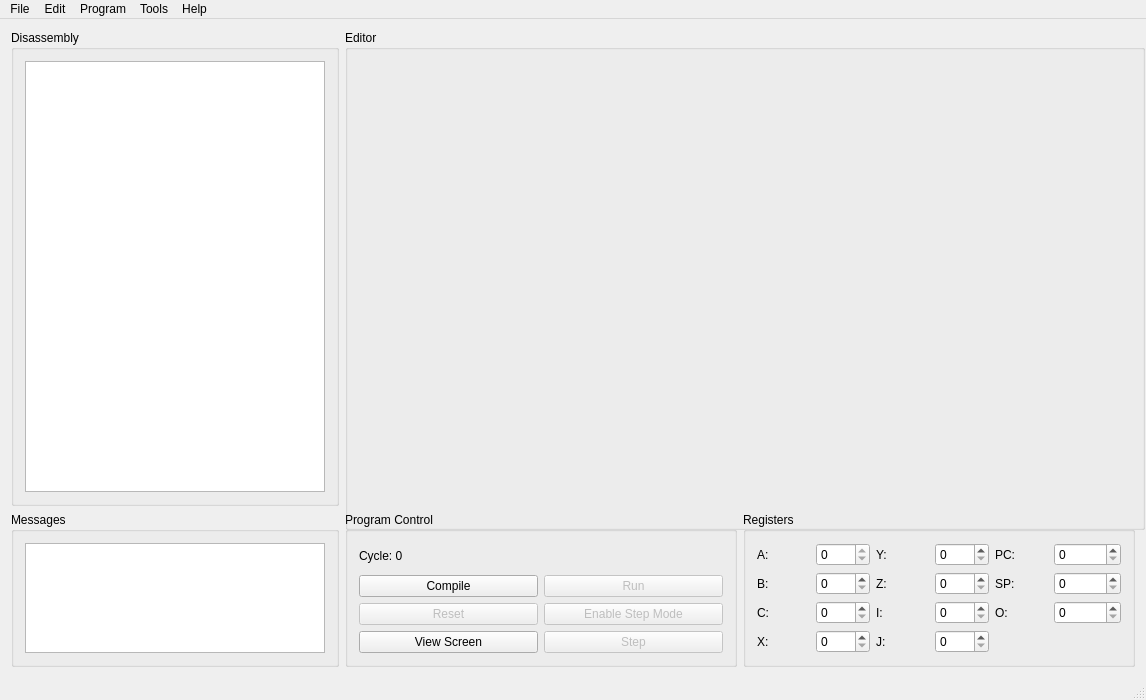
Qt form dcpudeveloper.ui (jamie124/DCPU-Developer) before a commit.
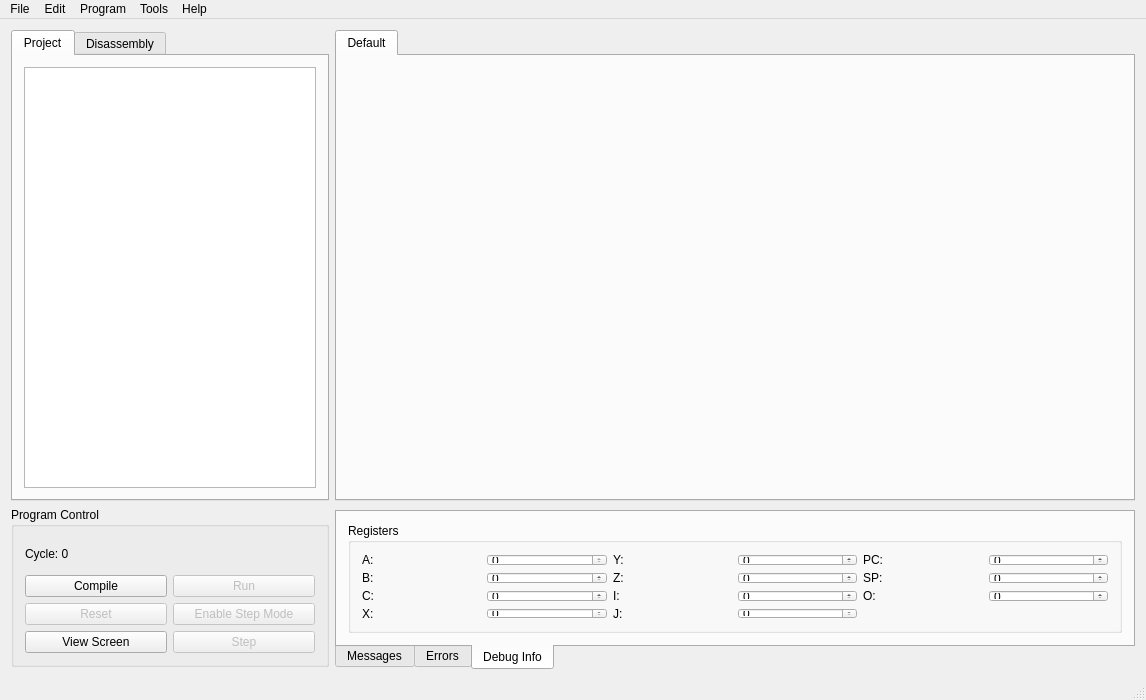
The same form after that commit.

The edit to the form file:
```diff
--- a/dcpudeveloper.ui
+++ b/dcpudeveloper.ui
@@ -32,28 +32,60 @@
      <height>659</height>
     </size>
    </property>
-   <layout class="QGridLayout" name="gridLayout_6">
-    <item row="0" column="0">
      <layout class="QGridLayout" name="gridLayout">
-      <item row="1" column="0">
-       <widget class="QGroupBox" name="messages_gb">
+    <item row="0" column="0">
+     <widget class="QTabWidget" name="project_tabwidget">
         <property name="minimumSize">
          <size>
-          <width>0</width>
-          <height>50</height>
-         </size>
-        </property>
-        <property name="title">
-         <string>Messages</string>
-        </property>
-        <layout class="QGridLayout" name="gridLayout_5">
+        <width>300</width>
+        <height>0</height>
+       </size>
+      </property>
+      <property name="tabPosition">
+       <enum>QTabWidget::North</enum>
+      </property>
+      <property name="currentIndex">
+       <number>0</number>
+      </property>
+      <widget class="QWidget" name="project_tab">
+       <attribute name="title">
+        <string>Project</string>
+       </attribute>
+       <layout class="QGridLayout" name="gridLayout_9">
          <item row="0" column="0">
-          <widget class="QTextEdit" name="messages"/>
-         </item>
-        </layout>
-       </widget>
-      </item>
-      <item row="1" column="1">
+         <widget class="QTreeView" name="treeView">
+          <property name="sizePolicy">
+           <sizepolicy hsizetype="Expanding" vsizetype="Expanding">
+            <horstretch>0</horstretch>
+            <verstretch>0</verstretch>
+           </sizepolicy>
+          </property>
+         </widget>
+        </item>
+       </layout>
+       <zorder>treeView</zorder>
+       <zorder>editors_tabwidget</zorder>
+      </widget>
+      <widget class="QWidget" name="disassembly_tab">
+       <attribute name="title">
+        <string>Disassembly</string>
+       </attribute>
+      </widget>
+     </widget>
+    </item>
+    <item row="0" column="1">
+     <widget class="QTabWidget" name="editors_tabwidget">
+      <property name="currentIndex">
+       <number>0</number>
+      </property>
+      <widget class="QWidget" name="default_editor_tab">
+       <attribute name="title">
+        <string>Default</string>
+       </attribute>
+      </widget>
+     </widget>
+    </item>
+    <item row="1" column="0">
        <widget class="QGroupBox" name="program_control_gb">
         <property name="title">
          <string>Program Control</string>
@@ -127,7 +159,60 @@
         </layout>
        </widget>
       </item>
-      <item row="1" column="2">
+    <item row="1" column="1">
+     <widget class="QTabWidget" name="build_debug_tabwidget">
+      <property name="sizePolicy">
+       <sizepolicy hsizetype="Maximum" vsizetype="Expanding">
+        <horstretch>0</horstretch>
+        <verstretch>0</verstretch>
+       </sizepolicy>
+      </property>
+      <property name="minimumSize">
+       <size>
+        <width>800</width>
+        <height>160</height>
+       </size>
+      </property>
+      <property name="maximumSize">
+       <size>
+        <width>16777215</width>
+        <height>153</height>
+       </size>
+      </property>
+      <property name="tabPosition">
+       <enum>QTabWidget::South</enum>
+      </property>
+      <property name="currentIndex">
+       <number>2</number>
+      </property>
+      <widget class="QWidget" name="messages_tab">
+       <attribute name="title">
+        <string>Messages</string>
+       </attribute>
+       <layout class="QGridLayout" name="gridLayout_5">
+        <item row="0" column="0">
+         <widget class="QTextEdit" name="messages"/>
+        </item>
+       </layout>
+      </widget>
+      <widget class="QWidget" name="errors_tab">
+       <attribute name="title">
+        <string>Errors</string>
+       </attribute>
+       <layout class="QGridLayout" name="gridLayout_8">
+        <item row="0" column="0">
+         <widget class="QColumnView" name="columnView"/>
+        </item>
+       </layout>
+      </widget>
+      <widget class="QWidget" name="registers_tab">
+       <attribute name="title">
+        <string>Debug Info</string>
+       </attribute>
+       <layout class="QGridLayout" name="gridLayout_6">
+        <item row="0" column="0">
+         <layout class="QHBoxLayout" name="debug_layout">
+          <item>
        <widget class="QGroupBox" name="registers_gb">
         <property name="title">
          <string>Registers</string>
@@ -306,57 +391,11 @@
         </layout>
        </widget>
       </item>
-      <item row="0" column="0">
-       <widget class="QGroupBox" name="disassembly_gb">
-        <property name="maximumSize">
-         <size>
-          <width>350</width>
-          <height>16777215</height>
-         </size>
-        </property>
-        <property name="title">
-         <string>Disassembly</string>
-        </property>
-        <layout class="QGridLayout" name="gridLayout_4">
-         <item row="0" column="0">
-          <widget class="QListView" name="disassembly">
-           <property name="minimumSize">
-            <size>
-             <width>300</width>
-             <height>0</height>
-            </size>
-           </property>
-           <property name="maximumSize">
-            <size>
-             <width>350</width>
-             <height>16777215</height>
-            </size>
-           </property>
-          </widget>
+         </layout>
          </item>
         </layout>
        </widget>
-      </item>
-      <item row="0" column="1" colspan="2">
-       <widget class="QGroupBox" name="editor_gb">
-        <property name="sizePolicy">
-         <sizepolicy hsizetype="Fixed" vsizetype="Fixed">
-          <horstretch>0</horstretch>
-          <verstretch>0</verstretch>
-         </sizepolicy>
-        </property>
-        <property name="minimumSize">
-         <size>
-          <width>800</width>
-          <height>500</height>
-         </size>
-        </property>
-        <property name="title">
-         <string>Editor</string>
-        </property>
-       </widget>
-      </item>
-     </layout>
+     </widget>
     </item>
    </layout>
   </widget>
```
Lines whose indentation alone changed are shown as unchanged.
